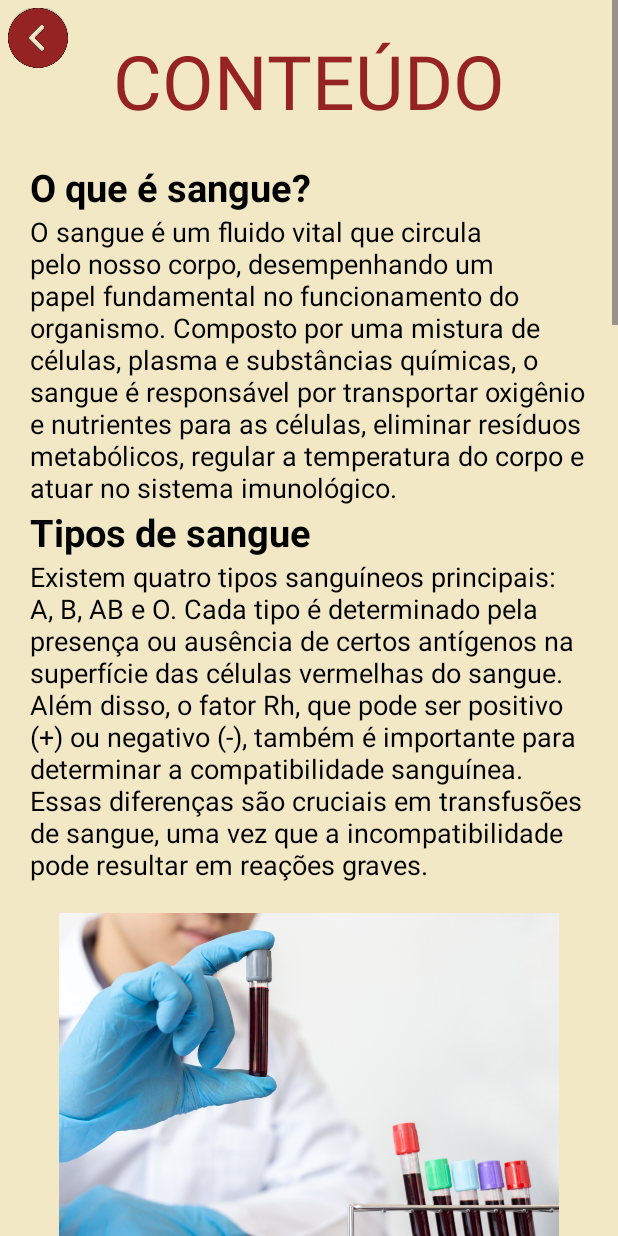
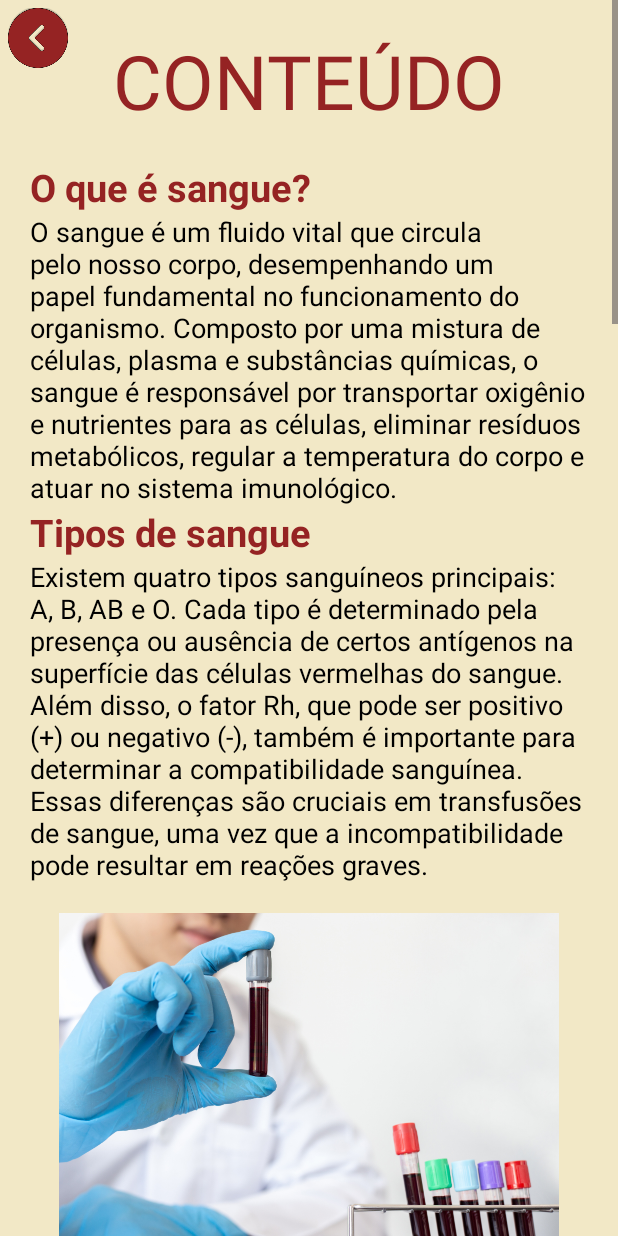
Before and after one commit to senacrs-emti/2023-3MA-educom-G08, an Android app: the MenuActivity screen opened directly, with no data from a screen before it, after a tap on an icon or button, on a phone screen of 412 x 824 dp. Run offline under Robolectric (Android 15) with nearby library versions, the phone set to English and light mode, and no system bars.

Commit message:
Menu & Quiz Activities changed

```diff
--- a/app/src/main/java/com/app/sangue/MenuActivity.java
+++ b/app/src/main/java/com/app/sangue/MenuActivity.java
@@ -14,7 +14,7 @@ import com.app.sangue.quiz.QuizActivity;
 public class MenuActivity extends AppCompatActivity {
 
     ImageView btnMenuConteudo, btnMenuCompatibilidade, btnMenuComoDoar, btnMenuQuiz;
-    Button btnSairApp;
+//    Button btnSairApp;
 
     @Override
     protected void onCreate(Bundle savedInstanceState) {
@@ -25,7 +25,7 @@ public class MenuActivity extends AppCompatActivity {
         btnMenuCompatibilidade = findViewById(R.id.btnMenuCompatibilidade);
         btnMenuComoDoar = findViewById(R.id.btnMenuComoDoar);
         btnMenuQuiz = findViewById(R.id.btnMenuQuiz);
-        btnSairApp = findViewById(R.id.btnSairApp);
+//        btnSairApp = findViewById(R.id.btnSairApp);
 
         btnMenuConteudo.setOnClickListener(new View.OnClickListener() {
             @Override
@@ -56,12 +56,12 @@ public class MenuActivity extends AppCompatActivity {
             }
         });
 
-        btnSairApp.setOnClickListener(new View.OnClickListener() {
-            @Override
-            public void onClick(View v) {
-                finish(); // Fecha a atividade atual
-                System.exit(0); // Fecha o aplicativo
-            }
-        });
+//        btnSairApp.setOnClickListener(new View.OnClickListener() {
+//            @Override
+//            public void onClick(View v) {
+//                finish(); // Fecha a atividade atual
+//                System.exit(0); // Fecha o aplicativo
+//            }
+//        });
     }
 }
--- a/app/src/main/java/com/app/sangue/quiz/QuizActivity.java
+++ b/app/src/main/java/com/app/sangue/quiz/QuizActivity.java
@@ -212,6 +212,8 @@ public class QuizActivity extends AppCompatActivity {
             Intent intent = new Intent(QuizActivity.this, FimQuizActivity.class);
             intent.putExtras(bundle);
             startActivity(intent);
+
+            acertos = 0;
         }
     }
 }
--- a/app/src/main/res/layout/activity_conteudo.xml
+++ b/app/src/main/res/layout/activity_conteudo.xml
@@ -69,7 +69,7 @@
                     android:text="@string/o_que_sangue"
                     android:textSize="25sp"
                     android:textStyle="bold"
-                    android:textColor="@color/black"/>
+                    android:textColor="@color/red"/>
                 <TextView
                     android:layout_width="wrap_content"
                     android:layout_height="wrap_content"
@@ -83,7 +83,7 @@
                     android:text="@string/tipos_de_sangue_stri"
                     android:textSize="25sp"
                     android:textStyle="bold"
-                    android:textColor="@color/black"/>
+                    android:textColor="@color/red"/>
                 <TextView
                     android:layout_width="wrap_content"
                     android:layout_height="wrap_content"
@@ -95,7 +95,16 @@
                     android:layout_width="match_parent"
                     android:layout_height="250dp"
                     android:src="@drawable/sangue1"
-                    android:layout_marginVertical="20dp"/>
+                    android:layout_marginTop="20dp"/>
+
+                <TextView
+                    android:layout_width="wrap_content"
+                    android:layout_height="wrap_content"
+                    android:text="@string/amostras_de_sangue_coletadas"
+                    android:textColor="@color/black"
+                    android:textSize="18sp"
+
+                    />
 
                 <TextView
                     android:layout_width="match_parent"
@@ -103,7 +112,7 @@
                     android:text="@string/import_ncia_da_doa_o"
                     android:textSize="25sp"
                     android:textStyle="bold"
-                    android:textColor="@color/black"
+                    android:textColor="@color/red"
                     />
                 <TextView
                     android:layout_width="wrap_content"
@@ -118,7 +127,7 @@
                     android:text="@string/como_doar_sangue_stri"
                     android:textSize="25sp"
                     android:textStyle="bold"
-                    android:textColor="@color/black"/>
+                    android:textColor="@color/red"/>
                 <TextView
                     android:layout_width="wrap_content"
                     android:layout_height="wrap_content"
@@ -132,7 +141,7 @@
                     android:text="@string/fun_o_hematopoiese"
                     android:textSize="25sp"
                     android:textStyle="bold"
-                    android:textColor="@color/black"/>
+                    android:textColor="@color/red"/>
                 <TextView
                     android:layout_width="wrap_content"
                     android:layout_height="wrap_content"
@@ -146,7 +155,7 @@
                     android:text="@string/plasma_sangu_neo"
                     android:textSize="25sp"
                     android:textStyle="bold"
-                    android:textColor="@color/black"/>
+                    android:textColor="@color/red"/>
                 <TextView
                     android:layout_width="wrap_content"
                     android:layout_height="wrap_content"
@@ -160,7 +169,7 @@
                     android:text="@string/doa_o_de_plaquetas"
                     android:textSize="25sp"
                     android:textStyle="bold"
-                    android:textColor="@color/black"/>
+                    android:textColor="@color/red"/>
                 <TextView
                     android:layout_width="wrap_content"
                     android:layout_height="wrap_content"
@@ -174,7 +183,7 @@
                     android:text="@string/doa_o_de_plasma"
                     android:textSize="25sp"
                     android:textStyle="bold"
-                    android:textColor="@color/black"/>
+                    android:textColor="@color/red"/>
                 <TextView
                     android:layout_width="wrap_content"
                     android:layout_height="wrap_content"
@@ -186,7 +195,14 @@
                     android:layout_width="match_parent"
                     android:layout_height="250dp"
                     android:src="@drawable/sangue3"
-                    android:layout_marginVertical="20dp"/>
+                    android:layout_marginTop="20dp"/>
+
+                <TextView
+                    android:layout_width="wrap_content"
+                    android:layout_height="wrap_content"
+                    android:text="Amostras de plasma"
+                    android:textColor="@color/black"
+                    android:textSize="18sp"/>
 
                 <TextView
                     android:layout_width="match_parent"
@@ -194,7 +210,7 @@
                     android:text="@string/fator_rh_stri"
                     android:textSize="25sp"
                     android:textStyle="bold"
-                    android:textColor="@color/black"/>
+                    android:textColor="@color/red"/>
                 <TextView
                     android:layout_width="wrap_content"
                     android:layout_height="wrap_content"
@@ -206,7 +222,14 @@
                     android:layout_width="match_parent"
                     android:layout_height="400dp"
                     android:src="@drawable/sangue2"
-                    android:layout_marginVertical="20dp"/>
+                    android:layout_marginTop="20dp"/>
+
+                <TextView
+                    android:layout_width="wrap_content"
+                    android:layout_height="wrap_content"
+                    android:text="Quem doa sangue para quem"
+                    android:textColor="@color/black"
+                    android:textSize="18sp"/>
 
             </LinearLayout>
         </RelativeLayout>
--- a/app/src/main/res/layout/activity_menu.xml
+++ b/app/src/main/res/layout/activity_menu.xml
@@ -69,15 +69,15 @@
             </LinearLayout>
 
         </LinearLayout>
-        <Button
-            android:id="@+id/btnSairApp"
-            android:layout_width="wrap_content"
-            android:layout_height="wrap_content"
-            android:text="@string/sair"
-            android:backgroundTint="@color/red"
-            android:layout_centerHorizontal="true"
-            android:layout_alignParentBottom="true"
-            android:layout_marginBottom="50dp"
-            android:textColor="@color/white"/>
+<!--        <Button-->
+<!--            android:id="@+id/btnSairApp"-->
+<!--            android:layout_width="wrap_content"-->
+<!--            android:layout_height="wrap_content"-->
+<!--            android:text="@string/sair"-->
+<!--            android:backgroundTint="@color/red"-->
+<!--            android:layout_centerHorizontal="true"-->
+<!--            android:layout_alignParentBottom="true"-->
+<!--            android:layout_marginBottom="50dp"-->
+<!--            android:textColor="@color/white"/>-->
     </RelativeLayout>
 </androidx.constraintlayout.widget.ConstraintLayout>
```
